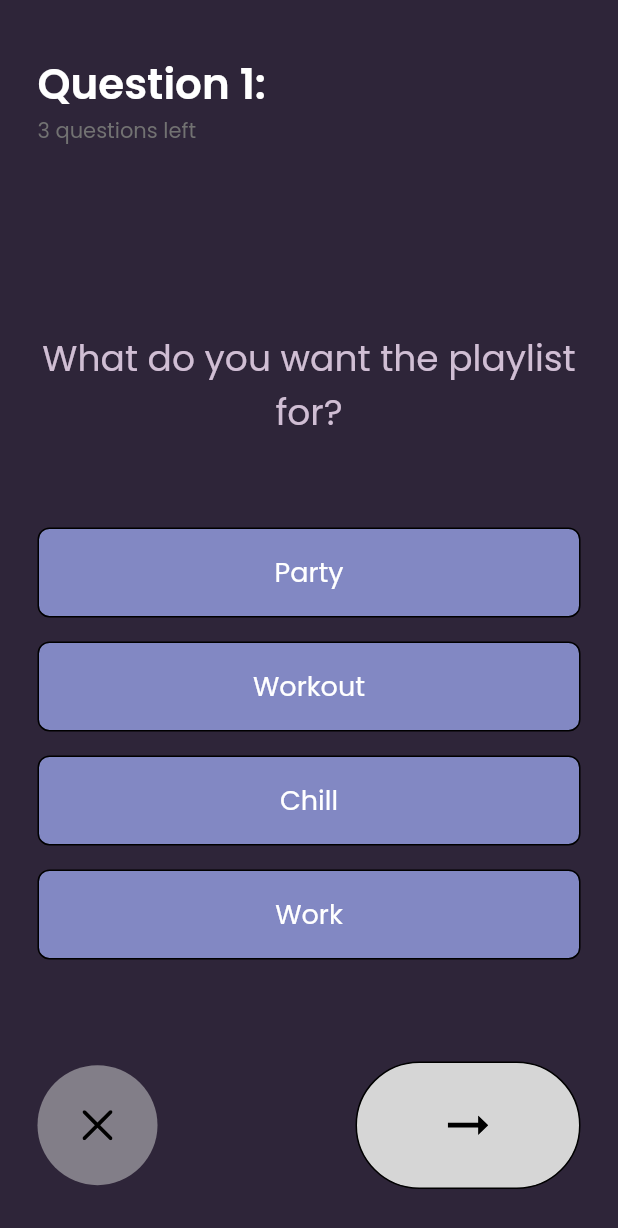
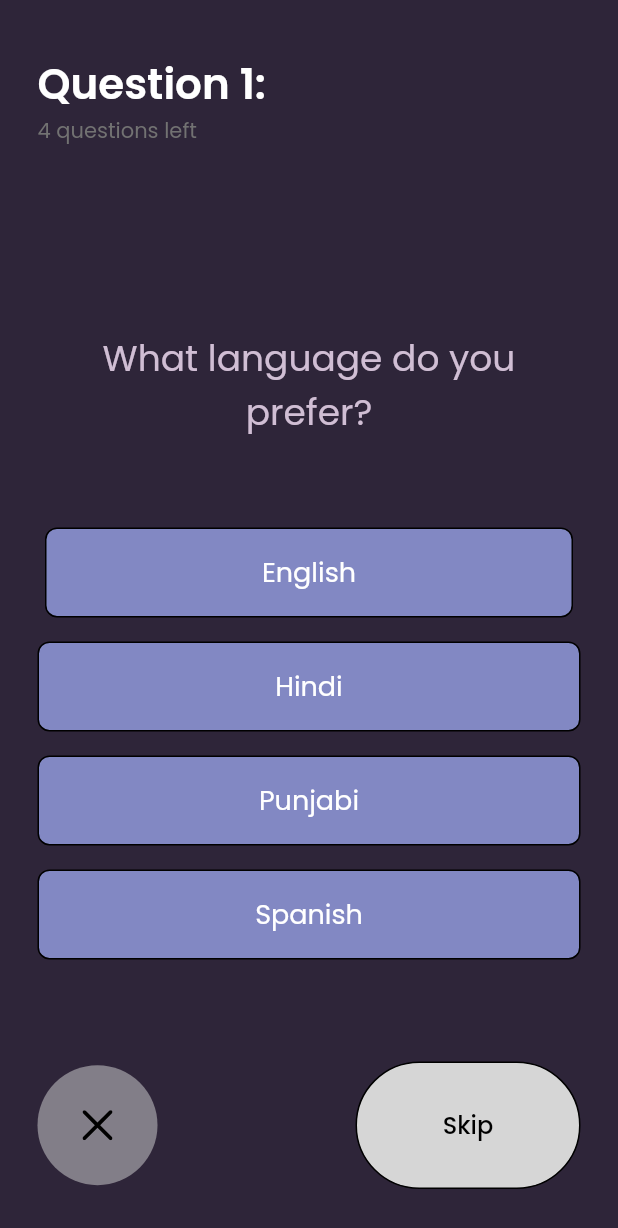
Before and after one commit to Contro1-cs/vibe, a Flutter app: the Survey screen opened directly, on a phone screen of 412 x 824 dp. Shown: the top 1228 px of the screen. Run offline on Flutter 3.47's test engine with Material 2 defaults, Android fonts, the phone set to English and light mode, and no system bars; our stand-ins replace firebase_core, flutter_svg, google_fonts; accounts and stored records are empty.

Commit message:
question display update

```diff
--- a/lib/main.dart
+++ b/lib/main.dart
@@ -1,5 +1,3 @@
-// ignore_for_file: prefer_const_constructors
-
 import 'package:flutter/material.dart';
 import 'package:vibe/user%20onboarding/onboarding_screens.dart';
 
@@ -13,8 +11,12 @@ class MyApp extends StatelessWidget {
   @override
   Widget build(BuildContext context) {
     return MaterialApp(
-        debugShowCheckedModeBanner: false,
-        title: 'Welcome to Flutter',
-        home: OnboardingScreens());
+      debugShowCheckedModeBanner: false,
+      title: 'Flutter Demo',
+      theme: ThemeData(
+        primarySwatch: Colors.blue,
+      ),
+      home: const OnboardingScreens(),
+    );
   }
 }
--- a/lib/questions/artist.dart
+++ b/lib/questions/artist.dart
@@ -32,7 +32,7 @@ class _ArtistState extends State<Artist> {
           ),
           Center(
             child: Text(
-              'Just one last step!',
+              'Just one last Question!',
               style: GoogleFonts.poppins(
                   textStyle: TextStyle(
                 fontSize: 28,
--- a/lib/questions/question_display.dart
+++ b/lib/questions/question_display.dart
@@ -37,6 +37,7 @@ class SurveyState extends State<Survey> {
     });
   }
 
+  bool option1 = false, option2 = false, option3 = false, option4 = false;
   @override
   Widget build(BuildContext context) {
     return Scaffold(
@@ -106,25 +107,59 @@ class SurveyState extends State<Survey> {
                 const SizedBox(
                   height: 50,
                 ),
-                QuestionOption(
-                  option:
-                      questions_list[questionsLength % questions_list.length]
-                          ['option1'],
+
+                //option#1
+                GestureDetector(
+                    onTap: () {},
+                    child: Container(
+                      margin: EdgeInsets.only(left: 5, right: 5),
+                      child: QuestionOption(
+                        option: questions_list[
+                            questionsLength % questions_list.length]['option1'],
+                        selected: option1,
                       ),
-                QuestionOption(
+                    )),
+
+                //option#2
+                GestureDetector(
+                  onTap: () {
+                    if (questionsLength % questions_list.length + 1 == 1) {
+                      // _inctimentCounter();
+                      ScaffoldMessenger.of(context).showSnackBar(
+                        SnackBar(
+                          content: Text('Next questions'),
+                        ),
+                      );
+                    }
+                  },
+                  child: QuestionOption(
                     option:
                         questions_list[questionsLength % questions_list.length]
                             ['option2'],
+                    selected: option2,
                   ),
-                QuestionOption(
+                ),
+
+                //option#3
+                GestureDetector(
+                  onTap: () {},
+                  child: QuestionOption(
                     option:
                         questions_list[questionsLength % questions_list.length]
                             ['option3'],
+                    selected: option3,
                   ),
-                QuestionOption(
+                ),
+
+                //option#4
+                GestureDetector(
+                  onTap: () {},
+                  child: QuestionOption(
                     option:
                         questions_list[questionsLength % questions_list.length]
                             ['option4'],
+                    selected: option4,
+                  ),
                 ),
               ],
             ),
@@ -177,12 +212,12 @@ class SurveyState extends State<Survey> {
                       context,
                       MaterialPageRoute(
                         builder: (context) => Artist(),
-                        ));
+                      ),
+                    );
                   }
-
                   _inctimentCounter();
                   // ScaffoldMessenger.of(context)
-                  //     .showSnackBar(SnackBar(content: Text('Next questions'),));
+                  //     .showSnackBar(SnackBar(content: Text('Next questions'),),);
                 },
                 child: Container(
                   margin: EdgeInsets.only(top: 60),
@@ -197,8 +232,14 @@ class SurveyState extends State<Survey> {
                   child: questionsLength % questions_list.length + 1 !=
                           questions_list.length
                       ? Center(
-                          child: SvgPicture.asset(
-                            'assets/arrow_forward.svg',
+                          child: Text(
+                            'Skip',
+                            style: GoogleFonts.poppins(
+                              textStyle: TextStyle(
+                                  color: Colors.black,
+                                  fontSize: 16,
+                                  fontWeight: FontWeight.w500),
+                            ),
                           ),
                         )
                       : Center(
--- a/lib/questions/question_list.dart
+++ b/lib/questions/question_list.dart
@@ -1,24 +1,30 @@
 List questions_list = [
   {
-    'question': 'What do you want the playlist for?',
-    'option1': 'Party',
-    'option2': 'Workout',
-    'option3': 'Chill',
+    'question': 'What language do you prefer?',
+    'option1': 'English',
+    'option2': 'Hindi',
+    'option3': 'Punjabi',
+    'option4': 'Spanish',
+  },
+  {
+    'question': 'What is the vibe?',
+    'option1': 'Happy',
+    'option2': 'Sad',
+    'option3': 'Romantic',
+    'option4': 'Party',
+  },
+  {
+    'question': 'What brings you joy?',
+    'option1': 'Bollywood movies',
+    'option2': 'Dancing',
+    'option3': 'Traveling',
     'option4': 'Work',
   },
   {
-    'question': 'What genre of songs you want?',
-    'option1': 'Rap',
-    'option2': 'Rock',
-    'option3': 'Bollywood',
-    'option4': 'Jazz',
-  },
-  {
-    'question_number': 3,
-    'question': 'What artists do you like more?',
-    'option1': 'Tupac',
-    'option2': 'Drake',
-    'option3': 'Kanye',
-    'option4': 'Lil Baby',
+    'question': 'What was your favorite Bollywood era?',
+    'option1': 'The 90s',
+    'option2': '2000s',
+    'option3': '2010s',
+    'option4': 'It is at its peak right now!',
   },
 ];
--- a/lib/user onboarding/login.dart
+++ b/lib/user onboarding/login.dart
@@ -106,7 +106,10 @@ class _LoginState extends State<Login> {
             decoration: InputDecoration(
               focusedBorder: OutlineInputBorder(
                 borderRadius: BorderRadius.circular(12),
-                borderSide: BorderSide(width: 2, color: Colors.black),
+                borderSide: BorderSide(
+                  width: 2,
+                  color: Color(0xffD0BED4),
+                ),
               ),
               labelText: 'Password',
               hintText: 'Minimum 8 digits',
--- a/lib/widgets/artist_catagory.dart
+++ b/lib/widgets/artist_catagory.dart
@@ -1,3 +1,5 @@
+// ignore_for_file: prefer_const_constructors
+
 import 'package:flutter/material.dart';
 import 'package:google_fonts/google_fonts.dart';
 
@@ -20,7 +22,14 @@ class ArtistCatagoryState extends State<ArtistCatagory> {
           color: Colors.grey,
           borderRadius: BorderRadius.circular(50)),
       child: Center(
-        child: Text(widget.catagory, style: GoogleFonts.poppins(textStyle: TextStyle()),),
+        child: Text(
+          widget.catagory,
+          style: GoogleFonts.poppins(
+            textStyle: TextStyle(
+              fontWeight: FontWeight.w500,
+            ),
+          ),
+        ),
       ),
     );
   }
--- a/lib/widgets/question_option.dart
+++ b/lib/widgets/question_option.dart
@@ -1,11 +1,16 @@
-// ignore_for_file: prefer_const_constructors
+// ignore_for_file: prefer_const_constructors, no_leading_underscores_for_local_identifiers
 
 import 'package:flutter/material.dart';
 import 'package:google_fonts/google_fonts.dart';
 
 class QuestionOption extends StatefulWidget {
   final String option;
-  const QuestionOption({super.key, required this.option});
+  final bool selected;
+  const QuestionOption({
+    super.key,
+    required this.option,
+    required this.selected,
+  });
 
   @override
   State<QuestionOption> createState() => QuestionOptionState();
@@ -15,7 +20,11 @@ class QuestionOptionState extends State<QuestionOption> {
   @override
   Widget build(BuildContext context) {
     var w = MediaQuery.of(context).size.width;
-    return Container(
+    Color clr = Color.fromARGB(0, 32, 32, 78);
+
+    return GestureDetector(
+      onTap: () {},
+      child: Container(
         margin: EdgeInsets.only(top: 8, bottom: 8),
         height: 60,
         width: w,
@@ -31,6 +40,8 @@ class QuestionOptionState extends State<QuestionOption> {
               textStyle: TextStyle(
                 color: Colors.white,
                 fontSize: 18,
+                fontWeight: FontWeight.normal,
+              ),
             ),
           ),
         ),
```
Lines whose indentation alone changed are shown as unchanged.
